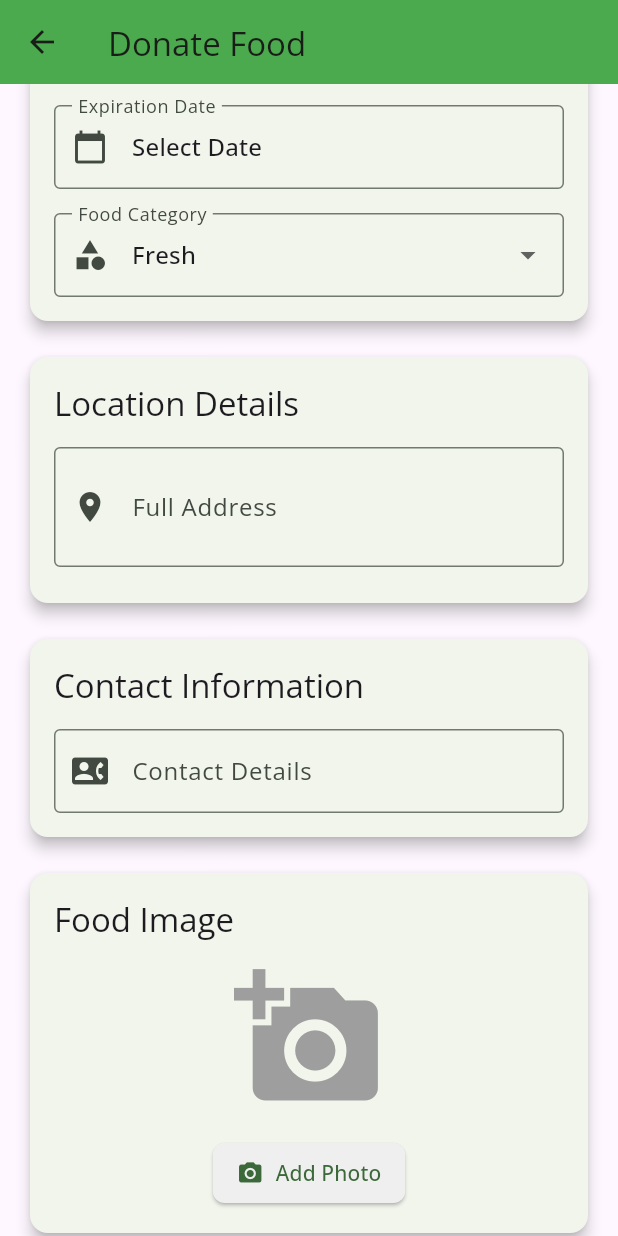
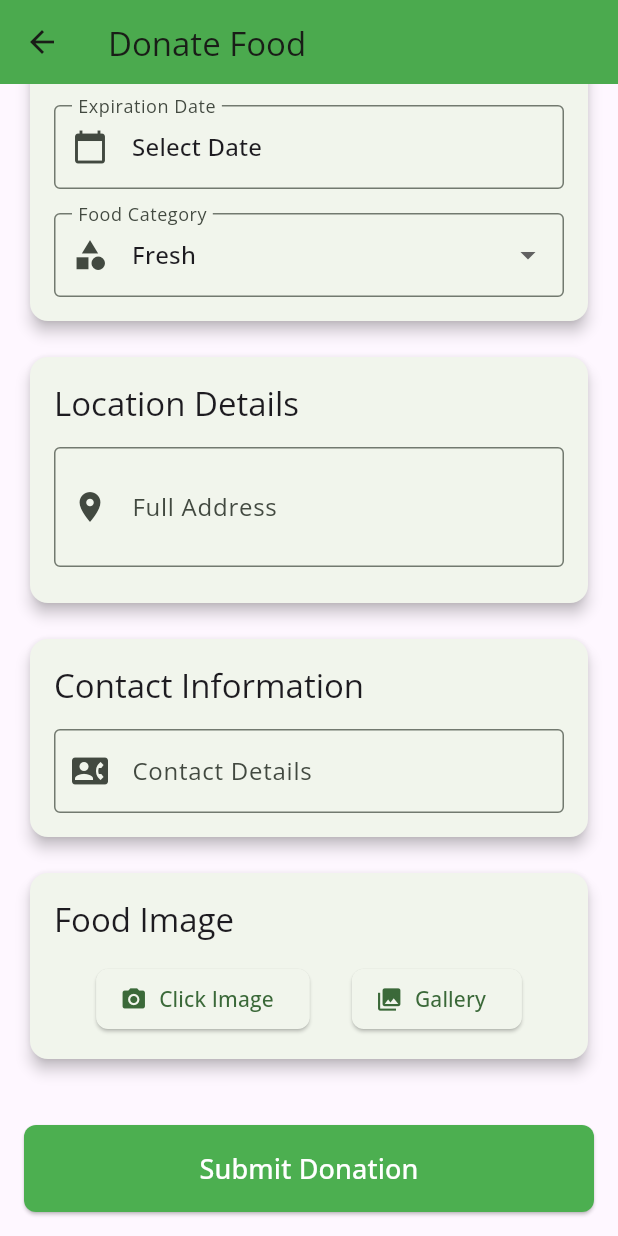
Before and after one commit to PremBhandugare/rubix, a Flutter app: the DonationRequestScreen screen opened directly, scrolled down 210 dp, on a phone screen of 412 x 824 dp. Run offline on Flutter 3.47's test engine with Material 3 defaults, Android fonts, the phone set to English and light mode, and no system bars; our stand-ins replace cloud_firestore, firebase_auth, firebase_core, firebase_storage, flutter_map, flutter_staggered_animations and 4 more; accounts and stored records are empty; network calls fail.

Commit message:
final complete

```diff
--- a/lib/screens/authScr.dart
+++ b/lib/screens/authScr.dart
@@ -135,9 +135,9 @@ class _LoginScrState extends State<LoginScr> {
           child: Column(
             children: [
               const SizedBox(height: 25,),
-              // Image.asset('assets/images/Logo.png',height: 80,),
-              // const SizedBox(height: 10,),
-              Text('FOOD Seva',style: TextStyle(
+              Image.asset('assets/globe.png',height: 80,),
+              const SizedBox(height: 10,),
+              Text('Ahar Setu',style: TextStyle(
                 color: Theme.of(context).primaryColor,
                 fontWeight: FontWeight.bold,
                 fontSize: 20,
--- a/lib/screens/donor/reDonScr.dart
+++ b/lib/screens/donor/reDonScr.dart
@@ -80,9 +80,11 @@ class _DonationRequestScreenState extends State<DonationRequestScreen> {
 
   final List<String> categories = ['Fresh', 'Cooked', 'Canned', 'Packaged'];
 
-  Future<void> _pickImage() async {
+   Future<void> _pickImage({bool isCamera = false}) async {
     final ImagePicker picker = ImagePicker();
-    final XFile? image = await picker.pickImage(source: ImageSource.gallery);
+    final XFile? image = await picker.pickImage(
+      source: isCamera ? ImageSource.camera : ImageSource.gallery,
+    );
 
     if (image != null) {
       setState(() {
@@ -344,6 +346,7 @@ class _DonationRequestScreenState extends State<DonationRequestScreen> {
                   ),
                 ),
                 SizedBox(height: 16),
+                 // Image Picker Section
                 Card(
                   elevation: 4,
                   child: Padding(
@@ -356,29 +359,42 @@ class _DonationRequestScreenState extends State<DonationRequestScreen> {
                           style: Theme.of(context).textTheme.titleLarge,
                         ),
                         SizedBox(height: 16),
-                        Center(
-                          child: _image == null
-                              ? Icon(Icons.add_a_photo, size: 100, color: Colors.grey)
-                              : Image.file(_image!, height: 200),
-                        ),
-                        SizedBox(height: 16),
-                        Center(
-                          child: ElevatedButton.icon(
-                            icon: Icon(Icons.photo_camera),
-                            label: Text('Add Photo'),
-                            onPressed: _pickImage,
-                            style: ElevatedButton.styleFrom(
-                              backgroundColor: const Color.fromARGB(255, 239, 239, 239),
-                              padding: EdgeInsets.symmetric(horizontal: 16, vertical: 8),
-                              shape: RoundedRectangleBorder(
-                                borderRadius: BorderRadius.circular(8)),
+                        if (_image != null)
+                          Image.file(
+                            _image!,
+                            height: 200,
+                            fit: BoxFit.cover,
+                          ),
+                        Row(
+                          mainAxisAlignment: MainAxisAlignment.spaceEvenly,
+                          children: [
+                            ElevatedButton.icon(
+                              onPressed: () => _pickImage(isCamera: true),
+                              icon: Icon(Icons.camera_alt),
+                              label: Text('Click Image'),
+                              style: ElevatedButton.styleFrom(
+                                shape: RoundedRectangleBorder(
+                                  borderRadius: BorderRadius.circular(8)
+                                )
+                              ),
                             ),
-                          ),
+                            ElevatedButton.icon(
+                              onPressed: () => _pickImage(isCamera: false),
+                              icon: Icon(Icons.photo_library),
+                              label: Text('Gallery'),
+                              style: ElevatedButton.styleFrom(
+                                shape: RoundedRectangleBorder(
+                                  borderRadius: BorderRadius.circular(8)
+                                )
+                              ),
+                            ),
+                          ],
                         ),
                       ],
                     ),
                   ),
                 ),
+                SizedBox(height: 16),
                 SizedBox(height: 24),
                 ElevatedButton(
                   child: Padding(
--- a/lib/screens/recepient/mapScr.dart
+++ b/lib/screens/recepient/mapScr.dart
@@ -87,7 +87,13 @@ Widget build(BuildContext context) {
           return Center(child: Text('No available donations'));
         }
 
-        final donations = snapshot.data!.docs;
+         // Filter out expired donations
+        final now = DateTime.now();
+        final donations = snapshot.data!.docs.where((donation) {
+          final data = donation.data() as Map<String, dynamic>;
+          final expirationDate = (data['expirationDate'] as Timestamp).toDate();
+          return expirationDate.isAfter(now);
+        }).toList();
 
         return Stack(
           children: [
```
